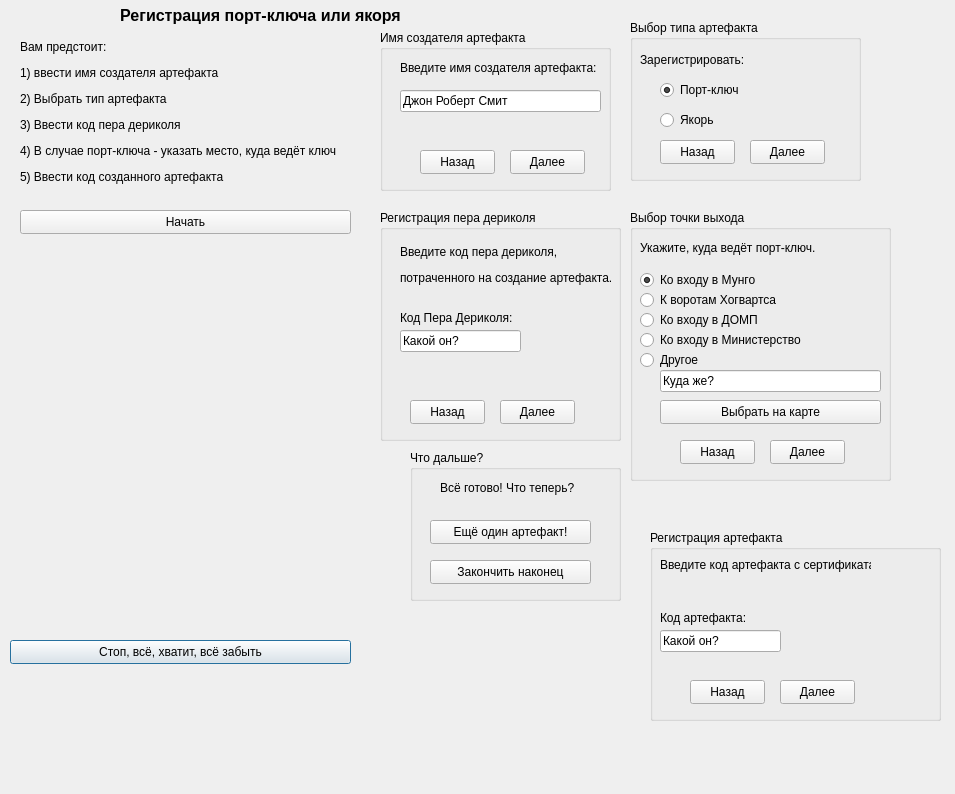
Above: Public/PortKeyList.ui from Kreyl/PortKeyList before the change. Below: the same form after it.
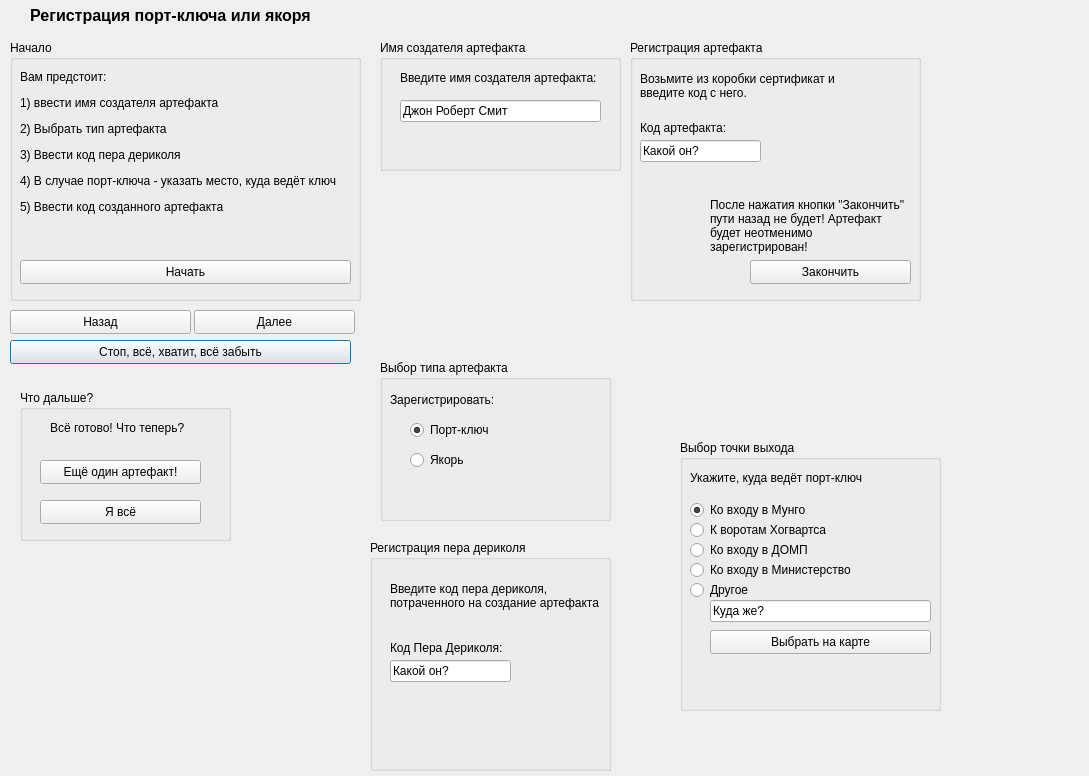
That is the form after the change. Icons and pictures are not drawn.

Diff of the .ui file:
```diff
--- a/Public/PortKeyList.ui
+++ b/Public/PortKeyList.ui
@@ -6,8 +6,8 @@
    <rect>
     <x>0</x>
     <y>0</y>
-    <width>955</width>
-    <height>794</height>
+    <width>1089</width>
+    <height>776</height>
    </rect>
   </property>
   <property name="windowTitle">
@@ -17,7 +17,7 @@
    <property name="geometry">
     <rect>
      <x>10</x>
-     <y>640</y>
+     <y>340</y>
      <width>341</width>
      <height>24</height>
     </rect>
@@ -33,7 +33,7 @@
   <widget class="QLabel" name="label">
    <property name="geometry">
     <rect>
-     <x>100</x>
+     <x>10</x>
      <y>0</y>
      <width>321</width>
      <height>31</height>
@@ -46,8 +46,8 @@
   <widget class="QGroupBox" name="groupBoxQuesse">
    <property name="geometry">
     <rect>
-     <x>380</x>
-     <y>210</y>
+     <x>370</x>
+     <y>540</y>
      <width>241</width>
      <height>231</height>
     </rect>
@@ -81,46 +81,6 @@
      <string>Какой он?</string>
     </property>
    </widget>
-   <widget class="QPushButton" name="btnBack_3">
-    <property name="geometry">
-     <rect>
-      <x>30</x>
-      <y>190</y>
-      <width>75</width>
-      <height>24</height>
-     </rect>
-    </property>
-    <property name="layoutDirection">
-     <enum>Qt::LeftToRight</enum>
-    </property>
-    <property name="text">
-     <string>Назад</string>
-    </property>
-    <property name="icon">
-     <iconset>
-      <normaloff>../LeftLeft.bmp</normaloff>../LeftLeft.bmp</iconset>
-    </property>
-   </widget>
-   <widget class="QPushButton" name="btnNext_3">
-    <property name="geometry">
-     <rect>
-      <x>120</x>
-      <y>190</y>
-      <width>75</width>
-      <height>24</height>
-     </rect>
-    </property>
-    <property name="layoutDirection">
-     <enum>Qt::RightToLeft</enum>
-    </property>
-    <property name="text">
-     <string>Далее</string>
-    </property>
-    <property name="icon">
-     <iconset>
-      <normaloff>../BlueArrowRight.bmp</normaloff>../BlueArrowRight.bmp</iconset>
-    </property>
-   </widget>
    <widget class="QLabel" name="label_6">
     <property name="geometry">
      <rect>
@@ -131,59 +91,18 @@
      </rect>
     </property>
     <property name="text">
-     <string>&lt;!DOCTYPE HTML PUBLIC &quot;-//W3C//DTD HTML 4.0//EN&quot; &quot;http://www.w3.org/TR/REC-html40/strict.dtd&quot;&gt;
-&lt;html&gt;&lt;head&gt;&lt;meta name=&quot;qrichtext&quot; content=&quot;1&quot; /&gt;&lt;meta charset=&quot;utf-8&quot; /&gt;&lt;style type=&quot;text/css&quot;&gt;
-p, li { white-space: pre-wrap; }
-hr { height: 1px; border-width: 0; }
-li.unchecked::marker { content: &quot;\2610&quot;; }
-li.checked::marker { content: &quot;\2612&quot;; }
-&lt;/style&gt;&lt;/head&gt;&lt;body style=&quot; font-family:'Segoe UI'; font-size:9pt; font-weight:400; font-style:normal;&quot;&gt;
-&lt;p style=&quot; margin-top:12px; margin-bottom:12px; margin-left:0px; margin-right:0px; -qt-block-indent:0; text-indent:0px;&quot;&gt;Введите код пера дериколя, &lt;/p&gt;
-&lt;p style=&quot; margin-top:12px; margin-bottom:12px; margin-left:0px; margin-right:0px; -qt-block-indent:0; text-indent:0px;&quot;&gt;потраченного на создание артефакта.&lt;/p&gt;&lt;/body&gt;&lt;/html&gt;</string>
+     <string>Введите код пера дериколя, потраченного на создание артефакта</string>
+    </property>
+    <property name="wordWrap">
+     <bool>true</bool>
     </property>
    </widget>
   </widget>
-  <widget class="QPushButton" name="btnStart">
-   <property name="geometry">
-    <rect>
-     <x>20</x>
-     <y>210</y>
-     <width>331</width>
-     <height>24</height>
-    </rect>
-   </property>
-   <property name="layoutDirection">
-    <enum>Qt::RightToLeft</enum>
-   </property>
-   <property name="autoFillBackground">
-    <bool>false</bool>
-   </property>
-   <property name="text">
-    <string>Начать</string>
-   </property>
-   <property name="icon">
-    <iconset>
-     <normaloff>../R.ico</normaloff>../R.ico</iconset>
-   </property>
-  </widget>
-  <widget class="QLabel" name="label_3">
-   <property name="geometry">
-    <rect>
-     <x>20</x>
-     <y>40</y>
-     <width>321</width>
-     <height>171</height>
-    </rect>
-   </property>
-   <property name="text">
-    <string>&lt;html&gt;&lt;head/&gt;&lt;body&gt;&lt;p&gt;Вам предстоит:&lt;/p&gt;&lt;p&gt;1) ввести имя создателя артефакта&lt;/p&gt;&lt;p&gt;2) Выбрать тип артефакта&lt;/p&gt;&lt;p&gt;3) Ввести код пера дериколя&lt;/p&gt;&lt;p&gt;4) В случае порт-ключа - указать место, куда ведёт ключ&lt;/p&gt;&lt;p&gt;5) Ввести код созданного артефакта&lt;/p&gt;&lt;p&gt;&lt;br/&gt;&lt;/p&gt;&lt;/body&gt;&lt;/html&gt;</string>
-   </property>
-  </widget>
   <widget class="QGroupBox" name="groupBoxType">
    <property name="geometry">
     <rect>
-     <x>630</x>
-     <y>20</y>
+     <x>380</x>
+     <y>360</y>
      <width>231</width>
      <height>161</height>
     </rect>
@@ -233,46 +152,6 @@
      <string>Якорь</string>
     </property>
    </widget>
-   <widget class="QPushButton" name="btnNext_2">
-    <property name="geometry">
-     <rect>
-      <x>120</x>
-      <y>120</y>
-      <width>75</width>
-      <height>24</height>
-     </rect>
-    </property>
-    <property name="layoutDirection">
-     <enum>Qt::RightToLeft</enum>
-    </property>
-    <property name="text">
-     <string>Далее</string>
-    </property>
-    <property name="icon">
-     <iconset>
-      <normaloff>../BlueArrowRight.bmp</normaloff>../BlueArrowRight.bmp</iconset>
-    </property>
-   </widget>
-   <widget class="QPushButton" name="btnBack_2">
-    <property name="geometry">
-     <rect>
-      <x>30</x>
-      <y>120</y>
-      <width>75</width>
-      <height>24</height>
-     </rect>
-    </property>
-    <property name="layoutDirection">
-     <enum>Qt::LeftToRight</enum>
-    </property>
-    <property name="text">
-     <string>Назад</string>
-    </property>
-    <property name="icon">
-     <iconset>
-      <normaloff>../LeftLeft.bmp</normaloff>../LeftLeft.bmp</iconset>
-    </property>
-   </widget>
   </widget>
   <widget class="QGroupBox" name="groupBoxName">
    <property name="enabled">
@@ -281,9 +160,9 @@
    <property name="geometry">
     <rect>
      <x>380</x>
-     <y>30</y>
-     <width>231</width>
-     <height>161</height>
+     <y>40</y>
+     <width>241</width>
+     <height>131</height>
     </rect>
    </property>
    <property name="title">
@@ -321,52 +200,12 @@
      <string>Джон Роберт Смит</string>
     </property>
    </widget>
-   <widget class="QPushButton" name="btnNext">
-    <property name="geometry">
-     <rect>
-      <x>130</x>
-      <y>120</y>
-      <width>75</width>
-      <height>24</height>
-     </rect>
-    </property>
-    <property name="layoutDirection">
-     <enum>Qt::RightToLeft</enum>
-    </property>
-    <property name="text">
-     <string>Далее</string>
-    </property>
-    <property name="icon">
-     <iconset>
-      <normaloff>../BlueArrowRight.bmp</normaloff>../BlueArrowRight.bmp</iconset>
-    </property>
-   </widget>
-   <widget class="QPushButton" name="btnBack">
-    <property name="geometry">
-     <rect>
-      <x>40</x>
-      <y>120</y>
-      <width>75</width>
-      <height>24</height>
-     </rect>
-    </property>
-    <property name="layoutDirection">
-     <enum>Qt::LeftToRight</enum>
-    </property>
-    <property name="text">
-     <string>Назад</string>
-    </property>
-    <property name="icon">
-     <iconset>
-      <normaloff>../LeftLeft.bmp</normaloff>../LeftLeft.bmp</iconset>
-    </property>
-   </widget>
   </widget>
   <widget class="QGroupBox" name="groupBoxDestination">
    <property name="geometry">
     <rect>
-     <x>630</x>
-     <y>210</y>
+     <x>680</x>
+     <y>440</y>
      <width>261</width>
      <height>271</height>
     </rect>
@@ -384,7 +223,7 @@
      </rect>
     </property>
     <property name="text">
-     <string>Укажите, куда ведёт порт-ключ.</string>
+     <string>Укажите, куда ведёт порт-ключ</string>
     </property>
    </widget>
    <widget class="QRadioButton" name="rbtnHogwarts">
@@ -484,54 +323,14 @@
      <string>Выбрать на карте</string>
     </property>
    </widget>
-   <widget class="QPushButton" name="btnNext_4">
-    <property name="geometry">
-     <rect>
-      <x>140</x>
-      <y>230</y>
-      <width>75</width>
-      <height>24</height>
-     </rect>
-    </property>
-    <property name="layoutDirection">
-     <enum>Qt::RightToLeft</enum>
-    </property>
-    <property name="text">
-     <string>Далее</string>
-    </property>
-    <property name="icon">
-     <iconset>
-      <normaloff>../BlueArrowRight.bmp</normaloff>../BlueArrowRight.bmp</iconset>
-    </property>
-   </widget>
-   <widget class="QPushButton" name="btnBack_4">
-    <property name="geometry">
-     <rect>
-      <x>50</x>
-      <y>230</y>
-      <width>75</width>
-      <height>24</height>
-     </rect>
-    </property>
-    <property name="layoutDirection">
-     <enum>Qt::LeftToRight</enum>
-    </property>
-    <property name="text">
-     <string>Назад</string>
-    </property>
-    <property name="icon">
-     <iconset>
-      <normaloff>../LeftLeft.bmp</normaloff>../LeftLeft.bmp</iconset>
-    </property>
-   </widget>
   </widget>
   <widget class="QGroupBox" name="groupBoxArtefact">
    <property name="geometry">
     <rect>
-     <x>650</x>
-     <y>530</y>
+     <x>630</x>
+     <y>40</y>
      <width>291</width>
-     <height>191</height>
+     <height>261</height>
     </rect>
    </property>
    <property name="title">
@@ -567,56 +366,62 @@
     <property name="geometry">
      <rect>
       <x>10</x>
-      <y>10</y>
-      <width>211</width>
+      <y>20</y>
+      <width>241</width>
       <height>51</height>
      </rect>
     </property>
     <property name="text">
-     <string>&lt;!DOCTYPE HTML PUBLIC &quot;-//W3C//DTD HTML 4.0//EN&quot; &quot;http://www.w3.org/TR/REC-html40/strict.dtd&quot;&gt;
-&lt;html&gt;&lt;head&gt;&lt;meta name=&quot;qrichtext&quot; content=&quot;1&quot; /&gt;&lt;meta charset=&quot;utf-8&quot; /&gt;&lt;style type=&quot;text/css&quot;&gt;
-p, li { white-space: pre-wrap; }
-hr { height: 1px; border-width: 0; }
-li.unchecked::marker { content: &quot;\2610&quot;; }
-li.checked::marker { content: &quot;\2612&quot;; }
-&lt;/style&gt;&lt;/head&gt;&lt;body style=&quot; font-family:'Segoe UI'; font-size:9pt; font-weight:400; font-style:normal;&quot;&gt;
-&lt;p style=&quot; margin-top:12px; margin-bottom:12px; margin-left:0px; margin-right:0px; -qt-block-indent:0; text-indent:0px;&quot;&gt;Введите код артефакта с сертификата&lt;/p&gt;&lt;/body&gt;&lt;/html&gt;</string>
+     <string>Возьмите из коробки сертификат и введите код с него.</string>
     </property>
+    <property name="wordWrap">
+     <bool>true</bool>
+    </property>
    </widget>
-   <widget class="QPushButton" name="btnNext_5">
+   <widget class="QLabel" name="label_11">
     <property name="geometry">
      <rect>
-      <x>130</x>
+      <x>10</x>
       <y>150</y>
-      <width>75</width>
-      <height>24</height>
+      <width>71</width>
+      <height>81</height>
      </rect>
     </property>
-    <property name="layoutDirection">
-     <enum>Qt::RightToLeft</enum>
-    </property>
     <property name="text">
-     <string>Далее</string>
+     <string/>
     </property>
     <property name="icon">
      <iconset>
       <normaloff>../BlueArrowRight.bmp</normaloff>../BlueArrowRight.bmp</iconset>
     </property>
    </widget>
-   <widget class="QPushButton" name="btnBack_5">
+   <widget class="QLabel" name="label_12">
     <property name="geometry">
      <rect>
-      <x>40</x>
+      <x>80</x>
       <y>150</y>
-      <width>75</width>
-      <height>24</height>
+      <width>201</width>
+      <height>71</height>
      </rect>
     </property>
-    <property name="layoutDirection">
-     <enum>Qt::LeftToRight</enum>
+    <property name="text">
+     <string>После нажатия кнопки &quot;Закончить&quot; пути назад не будет! Артефакт будет неотменимо зарегистрирован!</string>
     </property>
+    <property name="wordWrap">
+     <bool>true</bool>
+    </property>
+   </widget>
+   <widget class="QPushButton" name="btnComplete">
+    <property name="geometry">
+     <rect>
+      <x>120</x>
+      <y>220</y>
+      <width>161</width>
+      <height>24</height>
+     </rect>
+    </property>
     <property name="text">
-     <string>Назад</string>
+     <string>Закончить</string>
     </property>
     <property name="icon">
      <iconset>
@@ -627,8 +432,8 @@
   <widget class="QGroupBox" name="groupBoxWhatNext">
    <property name="geometry">
     <rect>
-     <x>410</x>
-     <y>450</y>
+     <x>20</x>
+     <y>390</y>
      <width>211</width>
      <height>151</height>
     </rect>
@@ -663,7 +468,7 @@
      </rect>
     </property>
     <property name="text">
-     <string>Закончить наконец</string>
+     <string>Я всё</string>
     </property>
     <property name="icon">
      <iconset>
@@ -684,6 +489,95 @@
     </property>
    </widget>
   </widget>
+  <widget class="QGroupBox" name="groupBoxStart">
+   <property name="geometry">
+    <rect>
+     <x>10</x>
+     <y>40</y>
+     <width>351</width>
+     <height>261</height>
+    </rect>
+   </property>
+   <property name="title">
+    <string>Начало</string>
+   </property>
+   <widget class="QPushButton" name="btnStart">
+    <property name="geometry">
+     <rect>
+      <x>10</x>
+      <y>220</y>
+      <width>331</width>
+      <height>24</height>
+     </rect>
+    </property>
+    <property name="layoutDirection">
+     <enum>Qt::RightToLeft</enum>
+    </property>
+    <property name="autoFillBackground">
+     <bool>false</bool>
+    </property>
+    <property name="text">
+     <string>Начать</string>
+    </property>
+    <property name="icon">
+     <iconset>
+      <normaloff>../ahead.bmp</normaloff>../ahead.bmp</iconset>
+    </property>
+   </widget>
+   <widget class="QLabel" name="label_3">
+    <property name="geometry">
+     <rect>
+      <x>10</x>
+      <y>30</y>
+      <width>321</width>
+      <height>171</height>
+     </rect>
+    </property>
+    <property name="text">
+     <string>&lt;html&gt;&lt;head/&gt;&lt;body&gt;&lt;p&gt;Вам предстоит:&lt;/p&gt;&lt;p&gt;1) ввести имя создателя артефакта&lt;/p&gt;&lt;p&gt;2) Выбрать тип артефакта&lt;/p&gt;&lt;p&gt;3) Ввести код пера дериколя&lt;/p&gt;&lt;p&gt;4) В случае порт-ключа - указать место, куда ведёт ключ&lt;/p&gt;&lt;p&gt;5) Ввести код созданного артефакта&lt;/p&gt;&lt;p&gt;&lt;br/&gt;&lt;/p&gt;&lt;/body&gt;&lt;/html&gt;</string>
+    </property>
+   </widget>
+  </widget>
+  <widget class="QPushButton" name="btnBack">
+   <property name="geometry">
+    <rect>
+     <x>10</x>
+     <y>310</y>
+     <width>181</width>
+     <height>24</height>
+    </rect>
+   </property>
+   <property name="layoutDirection">
+    <enum>Qt::LeftToRight</enum>
+   </property>
+   <property name="text">
+    <string>Назад</string>
+   </property>
+   <property name="icon">
+    <iconset>
+     <normaloff>../Back.bmp</normaloff>../Back.bmp</iconset>
+   </property>
+  </widget>
+  <widget class="QPushButton" name="btnNext">
+   <property name="geometry">
+    <rect>
+     <x>194</x>
+     <y>310</y>
+     <width>161</width>
+     <height>24</height>
+    </rect>
+   </property>
+   <property name="layoutDirection">
+    <enum>Qt::RightToLeft</enum>
+   </property>
+   <property name="text">
+    <string>Далее</string>
+   </property>
+   <property name="icon">
+    <iconset>
+     <normaloff>../ahead.bmp</normaloff>../ahead.bmp</iconset>
+   </property>
+  </widget>
  </widget>
  <resources/>
  <connections/>
```
Left out of the diff: 9 changed lines with no effect on the pictures.
